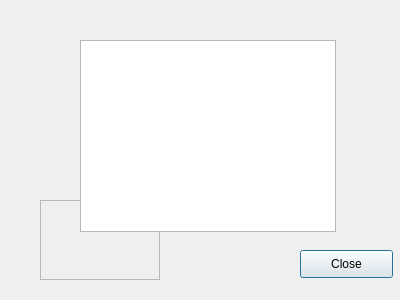
Old version of the form first/popup.ui in the repository Devikarb/TIME4CLASS.
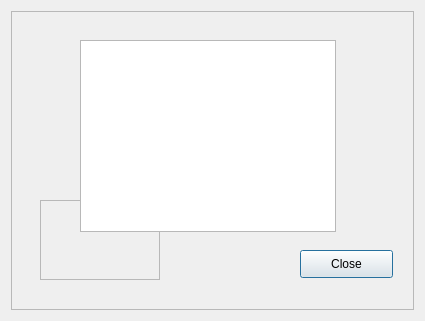
New version of the form.

Diff of the .ui file:
```diff
--- a/first/popup.ui
+++ b/first/popup.ui
@@ -6,13 +6,25 @@
    <rect>
     <x>0</x>
     <y>0</y>
-    <width>400</width>
-    <height>300</height>
+    <width>425</width>
+    <height>321</height>
    </rect>
   </property>
   <property name="windowTitle">
    <string>Dialog</string>
   </property>
+  <layout class="QGridLayout" name="gridLayout">
+   <item row="0" column="0">
+    <widget class="QFrame" name="frame_2">
+     <property name="frameShape">
+      <enum>QFrame::StyledPanel</enum>
+     </property>
+     <property name="frameShadow">
+      <enum>QFrame::Raised</enum>
+     </property>
+    </widget>
+   </item>
+  </layout>
   <widget class="QLabel" name="label">
    <property name="geometry">
     <rect>
```
Left out of the diff: 5 changed lines with no effect on the pictures.
